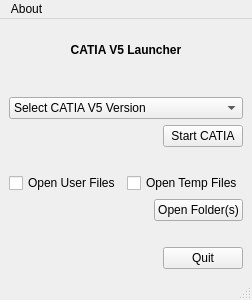
Before: the Qt Designer form catia_launcher/gui/catia_launcher_gui.ui in evereux/catia_launcher, drawn with Qt 5.
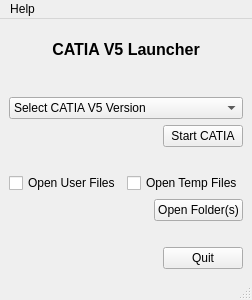
After: the same form once the commit is applied.

Commit message: updates to about box and gui name changes

What changed in the file:
```diff
--- a/catia_launcher/gui/catia_launcher_gui.ui
+++ b/catia_launcher/gui/catia_launcher_gui.ui
@@ -33,6 +33,7 @@
        <widget class="QLabel" name="label">
         <property name="font">
          <font>
+          <pointsize>12</pointsize>
           <weight>75</weight>
           <bold>true</bold>
          </font>
@@ -211,13 +212,13 @@
      <height>22</height>
     </rect>
    </property>
-   <widget class="QMenu" name="menuAbout">
+   <widget class="QMenu" name="menuHelp">
     <property name="title">
-     <string>About</string>
+     <string>Help</string>
     </property>
     <addaction name="actionAbout"/>
    </widget>
-   <addaction name="menuAbout"/>
+   <addaction name="menuHelp"/>
   </widget>
   <widget class="QStatusBar" name="statusbar">
    <property name="statusTip">
```
Left out of the diff: 6 changed lines with no effect on the pictures. The commit also changes 4 other files.
